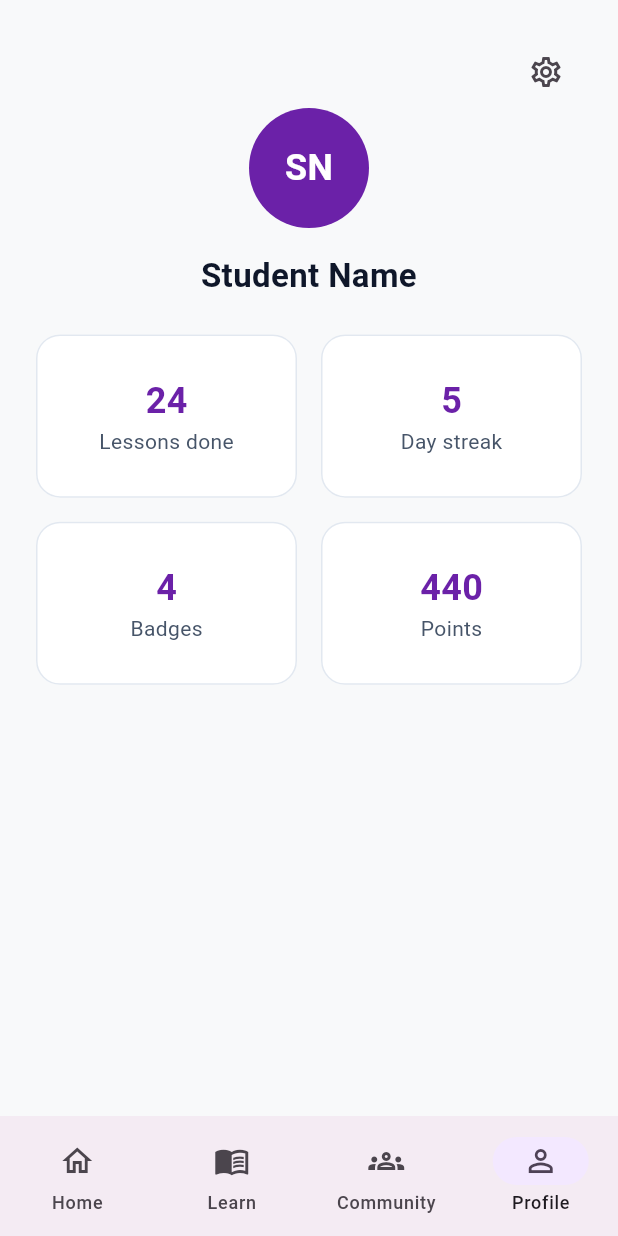
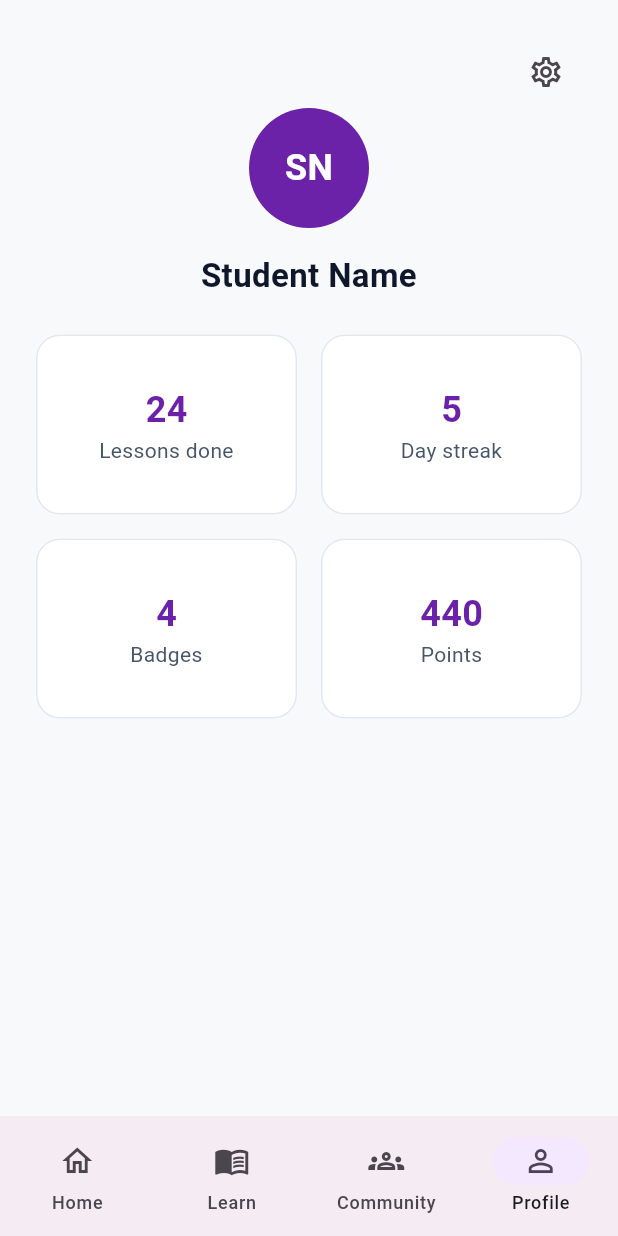
Before and after one commit to Umutoni123-aa/techsisters, a Flutter app: the screen it shows after launch, item 4 of the bottom bar chosen, on a phone screen of 412 x 824 dp. Run offline on Flutter 3.47's test engine with Material 3 defaults, Android fonts, the phone set to English and light mode, and no system bars; our stand-ins replace equatable, firebase_auth, flutter_bloc, google_sign_in, shared_preferences; accounts and stored records are empty.

Commit message:
fix: stop profile stats cards overflowing on small phones

```diff
--- a/lib/presentation/profile/profile_screen.dart
+++ b/lib/presentation/profile/profile_screen.dart
@@ -55,13 +55,15 @@ class ProfileScreen extends StatelessWidget {
           style: TextStyle(fontSize: 22, fontWeight: FontWeight.w700),
         ),
         const SizedBox(height: AppSpacing.gap),
-        GridView.count(
-          crossAxisCount: 2,
+        GridView(
           shrinkWrap: true,
           physics: const NeverScrollableScrollPhysics(),
-          mainAxisSpacing: AppSpacing.medium,
-          crossAxisSpacing: AppSpacing.medium,
-          childAspectRatio: 1.6,
+          gridDelegate: const SliverGridDelegateWithFixedCrossAxisCount(
+            crossAxisCount: 2,
+            mainAxisSpacing: AppSpacing.medium,
+            crossAxisSpacing: AppSpacing.medium,
+            mainAxisExtent: 120, // fixed height, so the text always fits
+          ),
           children: [
             for (final stat in _stats)
               AppCard(
@@ -78,6 +80,7 @@ class ProfileScreen extends StatelessWidget {
                     ),
                     Text(
                       stat.$1,
+                      textAlign: TextAlign.center,
                       style: const TextStyle(color: AppColors.slate600),
                     ),
                   ],
```
